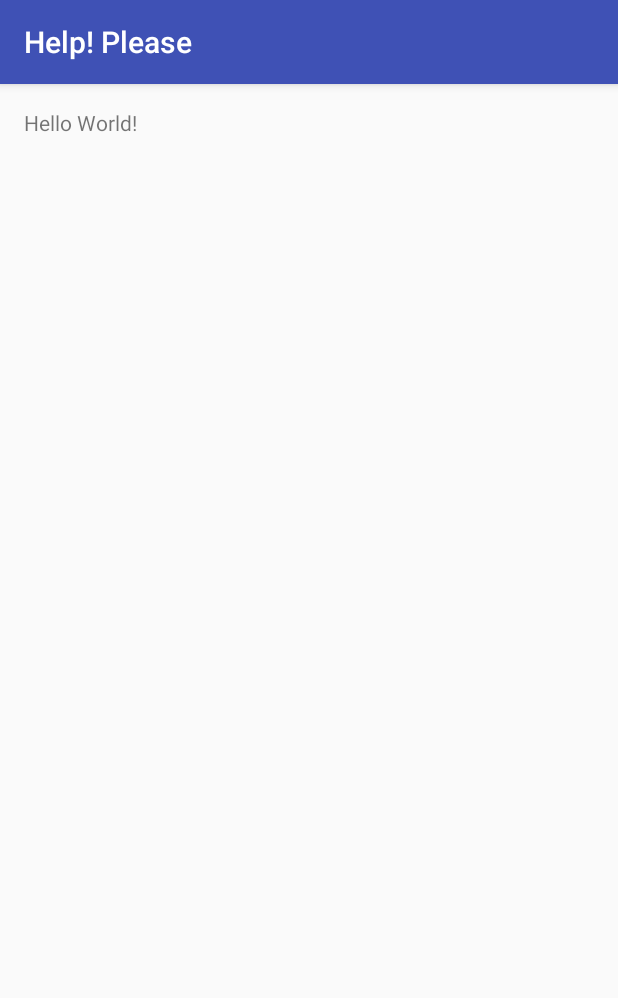
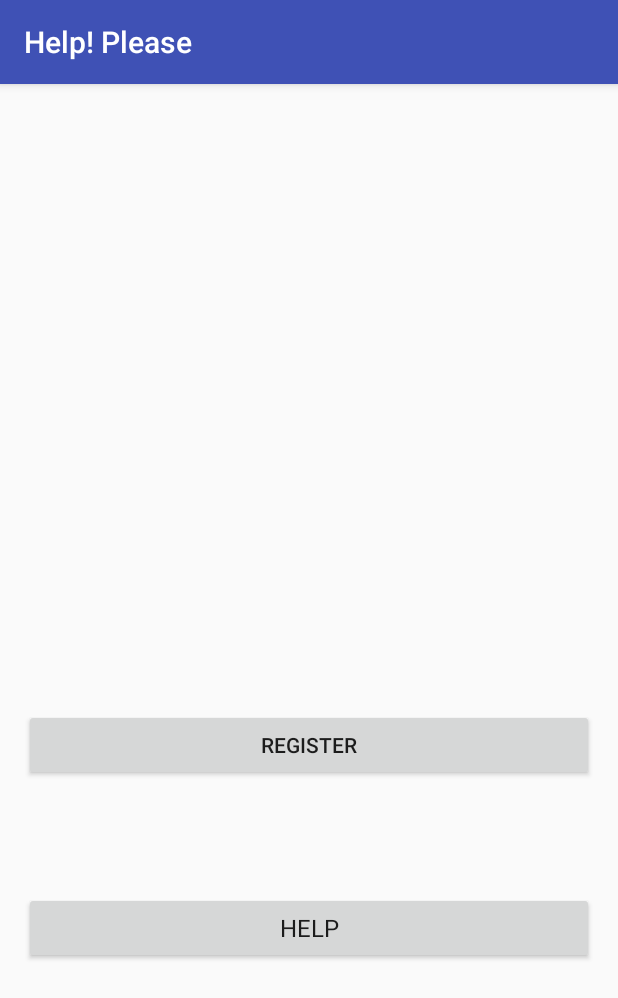
Before and after one commit to bournemouth2016/team-2, an Android app: the screen it shows after launch (MainActivity), on a phone screen of 412 x 824 dp. Shown: the top 998 px of the screen. Run offline under Robolectric (Android 15) with nearby library versions, the phone set to English and light mode, and no system bars.

Commit message:
Main activity

```diff
--- a/help/app/src/main/res/layout/activity_main.xml
+++ b/help/app/src/main/res/layout/activity_main.xml
@@ -10,8 +10,23 @@
     android:paddingBottom="@dimen/activity_vertical_margin"
     tools:context="com.example.nedelev.helpplease.MainActivity">
 
-    <TextView
-        android:text="Hello World!"
-        android:layout_width="wrap_content"
-        android:layout_height="wrap_content" />
+    <Button
+        android:text="Register"
+        android:layout_width="match_parent"
+        android:layout_height="wrap_content"
+        android:id="@+id/button5"
+        android:layout_above="@+id/button4"
+        android:layout_alignParentLeft="true"
+        android:layout_marginBottom="74dp" />
+
+    <Button
+        android:text="HELP"
+        android:layout_width="match_parent"
+        android:layout_height="wrap_content"
+        android:id="@+id/button4"
+        android:textAppearance="@android:style/TextAppearance"
+        android:elevation="0dp"
+        android:layout_marginBottom="165dp"
+        android:layout_alignParentBottom="true"
+        android:layout_alignParentLeft="true" />
 </RelativeLayout>
```
